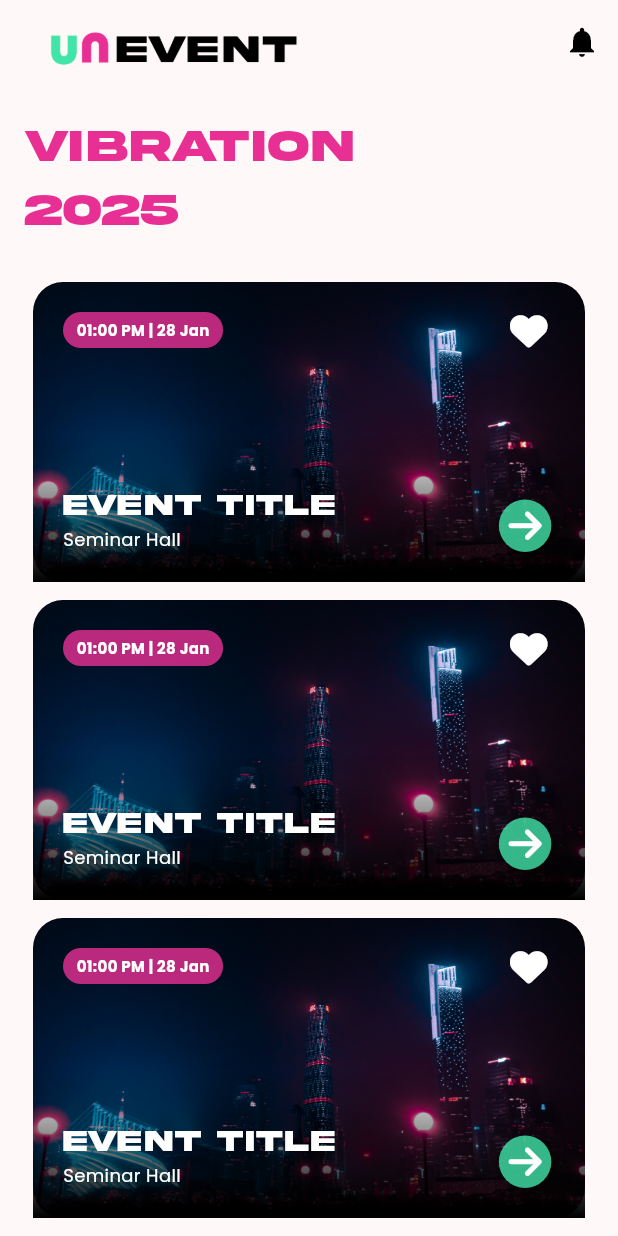
After one commit to iftik-OP/unEvent, a Flutter app: the VibrationPage screen opened directly, on a phone screen of 412 x 824 dp. The commit adds this screen. Run offline on Flutter 3.47's test engine with Material 3 defaults, Android fonts, the phone set to English and light mode, and no system bars; our stand-ins replace animated_background, cloud_firestore, firebase_auth, firebase_core, firebase_storage, fluttertoast and 5 more; accounts and stored records are empty.

Commit message:
event card completed

```diff
--- /dev/null
+++ b/lib/components/event_card.dart
@@ -0,0 +1,106 @@
+import 'package:flutter/material.dart';
+import 'package:font_awesome_flutter/font_awesome_flutter.dart';
+
+class EventCard extends StatefulWidget {
+  const EventCard({super.key});
+
+  @override
+  State<EventCard> createState() => _EventCardState();
+}
+
+class _EventCardState extends State<EventCard> {
+  @override
+  Widget build(BuildContext context) {
+    return Padding(
+      padding: EdgeInsets.all(6),
+      child: Stack(children: [
+        ClipRRect(
+          borderRadius: BorderRadius.circular(20),
+          child: Image.asset(
+            'Images/Tech Fest.jpg',
+            fit: BoxFit.cover,
+            height: 200,
+            width: double.infinity,
+          ),
+        ),
+        Container(
+          height: 200,
+          decoration: const BoxDecoration(
+            gradient: LinearGradient(
+              begin: Alignment.bottomCenter,
+              end: Alignment.topCenter,
+              colors: [Colors.black, Colors.transparent, Colors.transparent],
+            ),
+          ),
+          child: const Padding(
+            padding: EdgeInsets.only(bottom: 20, left: 20),
+            child: Align(
+              alignment: Alignment.bottomLeft,
+              child: Column(
+                mainAxisAlignment: MainAxisAlignment.end,
+                crossAxisAlignment: CrossAxisAlignment.start,
+                children: [
+                  Text(
+                    "Event Title",
+                    textAlign: TextAlign.left,
+                    style: TextStyle(
+                        color: Colors.white,
+                        fontSize: 20,
+                        fontWeight: FontWeight.bold,
+                        fontFamily: 'Akira'),
+                  ),
+                  Text(
+                    'Seminar Hall',
+                    style: TextStyle(fontSize: 12, color: Colors.white),
+                  )
+                ],
+              ),
+            ),
+          ),
+        ),
+        Positioned(
+          top: 20,
+          left: 20,
+          child: Container(
+            padding: const EdgeInsets.symmetric(horizontal: 9, vertical: 5),
+            decoration: BoxDecoration(
+              borderRadius: BorderRadius.circular(20),
+              color: const Color(0xffE83094).withOpacity(0.8),
+            ),
+            child: const Text(
+              '01:00 PM | 28 Jan',
+              style: TextStyle(
+                  fontSize: 10,
+                  color: Colors.white,
+                  fontWeight: FontWeight.bold),
+            ),
+          ),
+        ),
+        Positioned(
+          right: 20,
+          bottom: 20,
+          child: Container(
+              padding: const EdgeInsets.symmetric(horizontal: 9, vertical: 5),
+              decoration: BoxDecoration(
+                shape: BoxShape.circle,
+                color: const Color(0xFF41E4A9).withOpacity(0.8),
+              ),
+              child: const FaIcon(
+                FontAwesomeIcons.arrowRight,
+                color: Colors.white,
+                size: 25,
+              )),
+        ),
+        Positioned(
+          top: 20,
+          right: 25,
+          child: const FaIcon(
+            FontAwesomeIcons.solidHeart,
+            color: Colors.white,
+            size: 25,
+          ),
+        ),
+      ]),
+    );
+  }
+}
--- a/lib/components/menu_item.dart
+++ b/lib/components/menu_item.dart
@@ -9,7 +9,7 @@ class MenuItem extends StatelessWidget {
   @override
   Widget build(BuildContext context) {
     return Padding(
-      padding: const EdgeInsets.symmetric(vertical: 5),
+      padding: const EdgeInsets.symmetric(vertical: 10),
       child: Row(
         mainAxisAlignment: MainAxisAlignment.spaceBetween,
         children: [
--- /dev/null
+++ b/lib/pages/vibrations_page.dart
@@ -0,0 +1,63 @@
+import 'package:flutter/material.dart';
+import 'package:flutter/widgets.dart';
+import 'package:unevent/components/event_card.dart';
+
+class VibrationPage extends StatefulWidget {
+  const VibrationPage({super.key});
+
+  @override
+  State<VibrationPage> createState() => _VibrationPageState();
+}
+
+class _VibrationPageState extends State<VibrationPage> {
+  @override
+  Widget build(BuildContext context) {
+    return Scaffold(
+      appBar: AppBar(
+        forceMaterialTransparency: true,
+        automaticallyImplyLeading: false,
+        title: Image.asset('Images/unevent black.png', height: 200, width: 200),
+        actions: [
+          IconButton(
+            onPressed: () {},
+            icon: const Icon(
+              Icons.notifications,
+              color: Colors.black,
+            ),
+          ),
+        ],
+        backgroundColor: Colors.transparent,
+      ),
+      body: const SingleChildScrollView(
+        child: SafeArea(
+          child: Padding(
+            padding: EdgeInsets.symmetric(horizontal: 16),
+            child: Column(
+              crossAxisAlignment: CrossAxisAlignment.start,
+              children: [
+                SizedBox(
+                  height: 20,
+                ),
+                Text(
+                  'Vibration\n2025',
+                  style: TextStyle(
+                    fontFamily: 'Akira',
+                    fontSize: 30,
+                    color: Color(0xffE83094),
+                  ),
+                ),
+                SizedBox(
+                  height: 20,
+                ),
+                EventCard(),
+                EventCard(),
+                EventCard(),
+                EventCard(),
+              ],
+            ),
+          ),
+        ),
+      ),
+    );
+  }
+}
--- a/pubspec.yaml
+++ b/pubspec.yaml
@@ -45,7 +45,7 @@ dependencies:
   shared_preferences: ^2.2.3
   firebase_storage: ^12.1.0
   cloud_firestore: ^5.0.2
-
+  glass_kit: ^4.0.1
 dev_dependencies:
   flutter_test:
     sdk: flutter
```
Also changed, not shown: lib/pages/home.dart (+12 -1 lines), lib/pages/profile_page.dart (+67 -23 lines), pubspec.lock.
